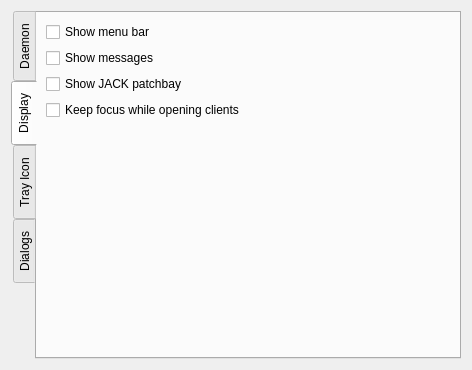
Houston4444/RaySession, file resources/ui/settings.ui: the form before one commit.
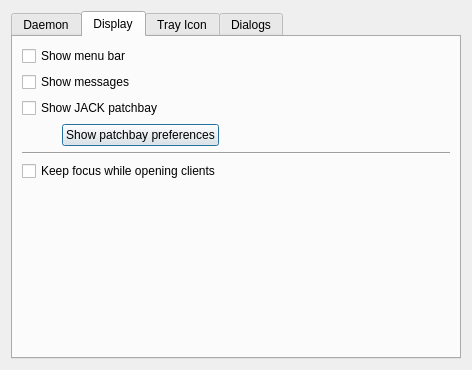
The form after the commit. The open tabs and pages were chosen to show the change. Icons and pictures are not drawn.

Commit message: add preferences dialog

```diff
--- a/resources/ui/settings.ui
+++ b/resources/ui/settings.ui
@@ -17,7 +17,7 @@
    <item>
     <widget class="QTabWidget" name="tabWidget">
      <property name="tabPosition">
-      <enum>QTabWidget::West</enum>
+      <enum>QTabWidget::North</enum>
      </property>
      <property name="tabShape">
       <enum>QTabWidget::Rounded</enum>
@@ -118,6 +118,56 @@
          </property>
         </widget>
        </item>
+       <item>
+        <layout class="QHBoxLayout" name="horizontalLayout_2">
+         <item>
+          <spacer name="horizontalSpacer">
+           <property name="orientation">
+            <enum>Qt::Horizontal</enum>
+           </property>
+           <property name="sizeType">
+            <enum>QSizePolicy::Maximum</enum>
+           </property>
+           <property name="sizeHint" stdset="0">
+            <size>
+             <width>40</width>
+             <height>20</height>
+            </size>
+           </property>
+          </spacer>
+         </item>
+         <item>
+          <widget class="QPushButton" name="pushButtonPatchbayPreferences">
+           <property name="text">
+            <string>Show patchbay preferences</string>
+           </property>
+           <property name="icon">
+            <iconset theme="preferences"/>
+           </property>
+          </widget>
+         </item>
+         <item>
+          <spacer name="horizontalSpacer_2">
+           <property name="orientation">
+            <enum>Qt::Horizontal</enum>
+           </property>
+           <property name="sizeHint" stdset="0">
+            <size>
+             <width>40</width>
+             <height>20</height>
+            </size>
+           </property>
+          </spacer>
+         </item>
+        </layout>
+       </item>
+       <item>
+        <widget class="Line" name="line">
+         <property name="orientation">
+          <enum>Qt::Horizontal</enum>
+         </property>
+        </widget>
+       </item>
        <item>
         <widget class="QCheckBox" name="checkBoxKeepFocus">
          <property name="text">
```
Left out of the diff: 6 changed lines with no effect on the pictures. The commit also changes 6 other files.
